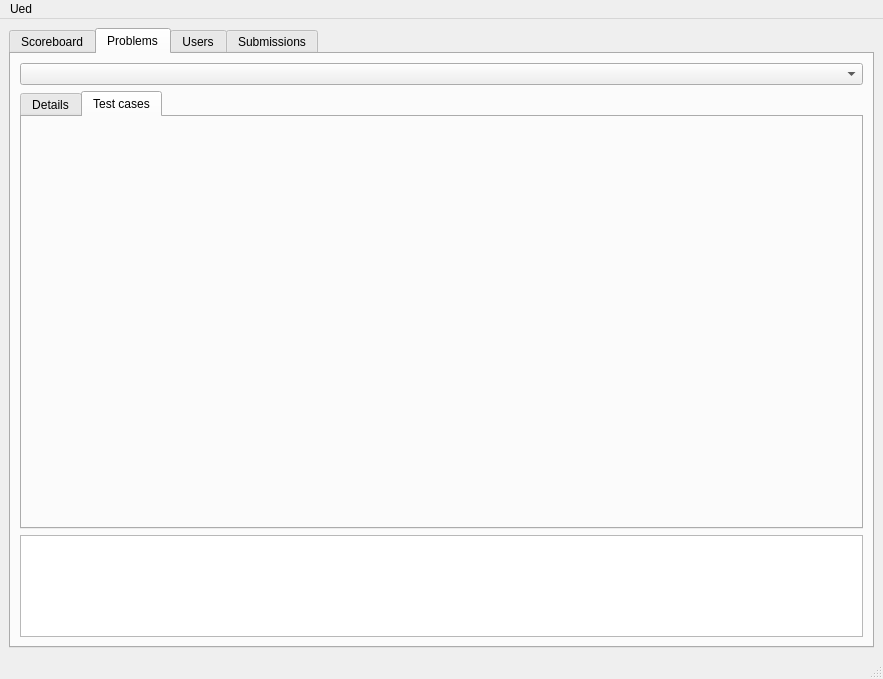
This is dashboardwindow.ui in tabvn/programming-contests-platform as Qt 5 draws it before an edit. The edited form follows.
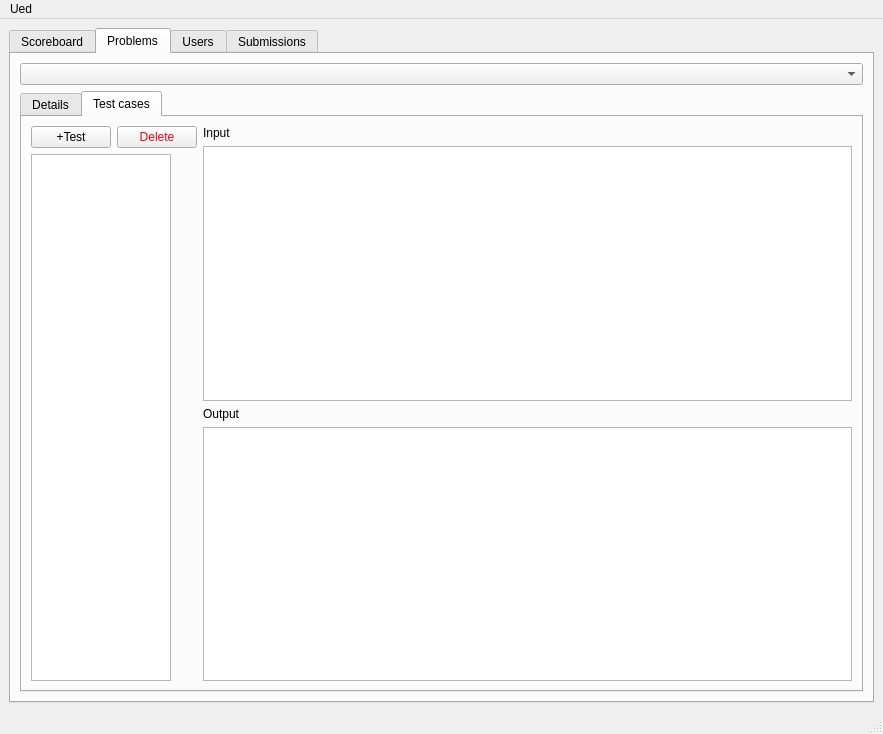
This is the edited form. The open tabs and pages were chosen to show the change.

```diff
--- a/dashboardwindow.ui
+++ b/dashboardwindow.ui
@@ -7,7 +7,7 @@
     <x>0</x>
     <y>0</y>
     <width>883</width>
-    <height>679</height>
+    <height>734</height>
    </rect>
   </property>
   <property name="windowTitle">
@@ -193,14 +193,88 @@
              <attribute name="title">
               <string>Test cases</string>
              </attribute>
+             <layout class="QVBoxLayout" name="verticalLayout_9">
+              <item>
+               <layout class="QHBoxLayout" name="horizontalLayout_5">
+                <item>
+                 <layout class="QVBoxLayout" name="verticalLayout_8">
+                  <item>
+                   <layout class="QHBoxLayout" name="horizontalLayout_4">
+                    <item>
+                     <widget class="QPushButton" name="addTestCaseBtn">
+                      <property name="text">
+                       <string>+Test</string>
+                      </property>
+                     </widget>
+                    </item>
+                    <item>
+                     <widget class="QPushButton" name="deleteTestCaseBtn">
+                      <property name="styleSheet">
+                       <string notr="true">color:rgb(255, 0, 15);</string>
+                      </property>
+                      <property name="text">
+                       <string>Delete</string>
+                      </property>
+                     </widget>
+                    </item>
+                   </layout>
+                  </item>
+                  <item>
+                   <widget class="QTableWidget" name="testcaseTableWidget">
+                    <property name="maximumSize">
+                     <size>
+                      <width>140</width>
+                      <height>16777215</height>
+                     </size>
+                    </property>
+                   </widget>
+                  </item>
+                 </layout>
+                </item>
+                <item>
+                 <layout class="QVBoxLayout" name="verticalLayout_7">
+                  <item>
+                   <layout class="QVBoxLayout" name="verticalLayout_6">
+                    <item>
+                     <layout class="QVBoxLayout" name="verticalLayout_4">
+                      <item>
+                       <widget class="QLabel" name="label_6">
+                        <property name="text">
+                         <string>Input</string>
+                        </property>
+                       </widget>
+                      </item>
+                      <item>
+                       <widget class="QPlainTextEdit" name="inputTestCaseTextField"/>
+                      </item>
+                     </layout>
+                    </item>
+                    <item>
+                     <layout class="QVBoxLayout" name="verticalLayout_5">
+                      <item>
+                       <widget class="QLabel" name="label_7">
+                        <property name="text">
+                         <string>Output</string>
+                        </property>
+                       </widget>
+                      </item>
+                      <item>
+                       <widget class="QPlainTextEdit" name="outputTestCaseTextField"/>
+                      </item>
+                     </layout>
+                    </item>
+                   </layout>
+                  </item>
+                 </layout>
+                </item>
+               </layout>
+              </item>
+             </layout>
             </widget>
            </widget>
           </item>
          </layout>
         </item>
-        <item>
-         <widget class="QListWidget" name="listWidget"/>
-        </item>
        </layout>
       </widget>
       <widget class="QWidget" name="users">
```
Left out of the diff: 24 changed lines with no effect on the pictures.
